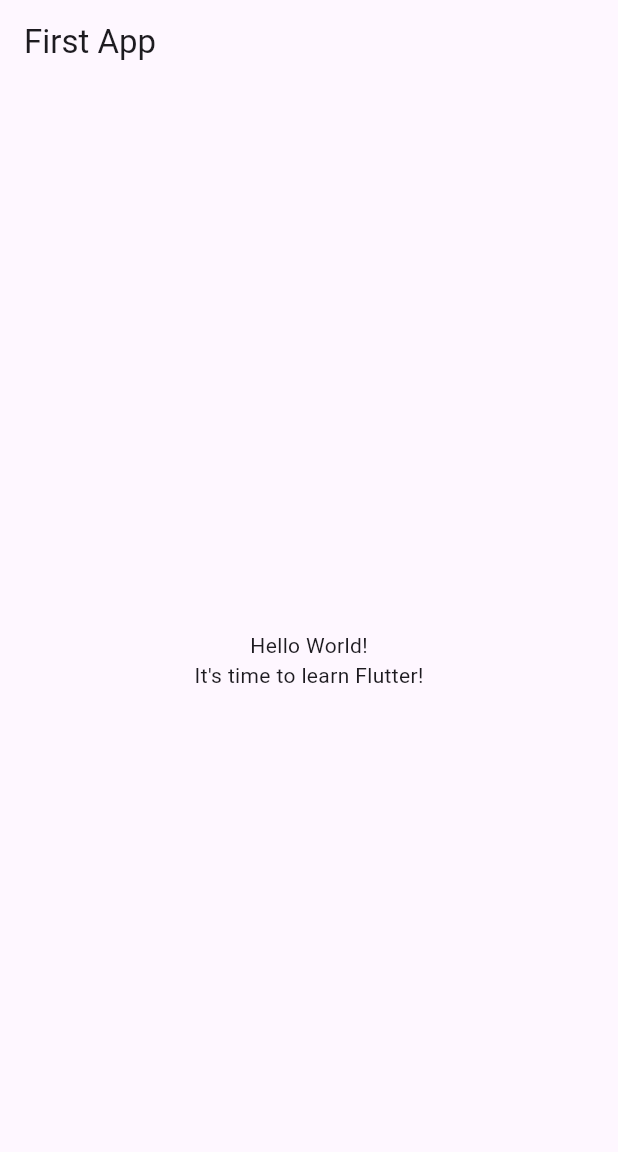
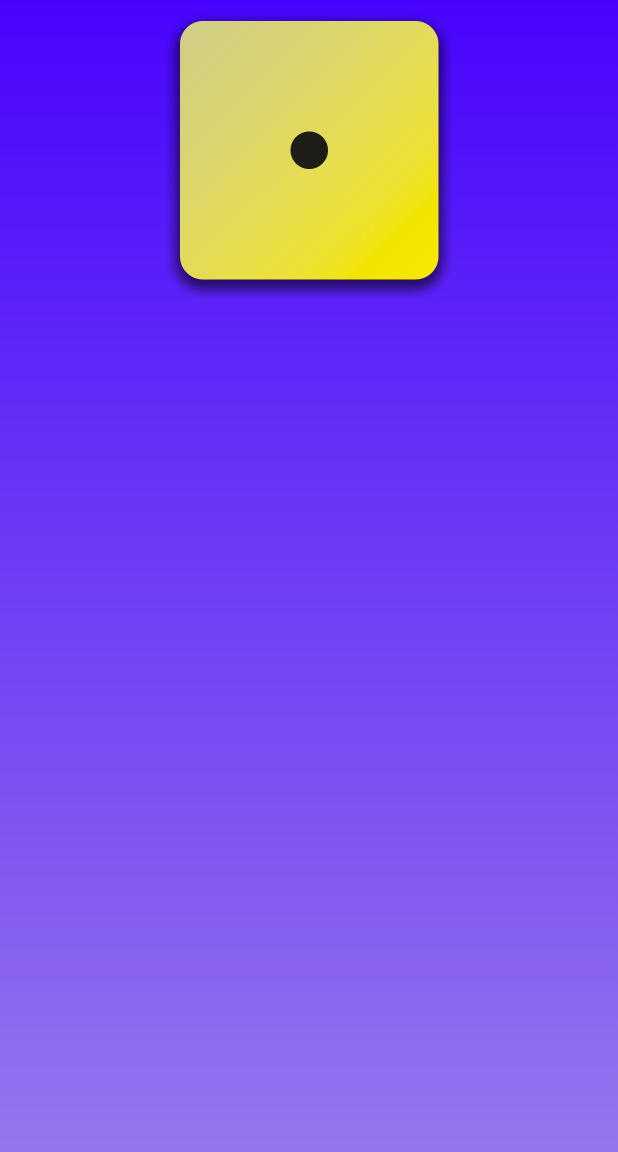
Before and after one commit to NickLou26/dice_app, a Flutter app: the screen it shows after launch, on a phone screen of 412 x 824 dp. Shown: the top 1152 px of the screen. Run offline on Flutter 3.47's test engine with Material 3 defaults, Android fonts, the phone set to English and light mode, and no system bars.

Commit message:
gradient container, dice roller, images

```diff
--- /dev/null
+++ b/lib/dice_roller.dart
@@ -0,0 +1,22 @@
+import 'package:flutter/material.dart';
+
+class DiceRoller extends StatefulWidget {
+  const DiceRoller({super.key});
+
+  @override
+  State<DiceRoller> createState() => _DiceRollerState();
+}
+
+class _DiceRollerState extends State<DiceRoller> {
+  @override
+  Widget build(BuildContext context) {
+    return Column(
+      children: [
+        Image.asset(
+          'assets/images/dice-1.png',
+          width: 200,
+        ),
+      ],
+    );
+  }
+}
--- /dev/null
+++ b/lib/gradient_container.dart
@@ -0,0 +1,32 @@
+import 'package:dice_app/dice_roller.dart';
+import 'package:flutter/material.dart';
+
+const Alignment startAlignment = Alignment.topCenter;
+const Alignment endAlignment = Alignment.bottomCenter;
+
+class GradientContainer extends StatelessWidget {
+  const GradientContainer(this.color1, this.color2, {super.key});
+
+  const GradientContainer.purple({super.key})
+      : color1 = Colors.deepPurple,
+        color2 = Colors.indigo;
+
+  final Color color1;
+  final Color color2;
+
+  @override
+  Widget build(BuildContext context) {
+    return Container(
+      decoration: BoxDecoration(
+        gradient: LinearGradient(
+          colors: [color1, color2],
+          begin: startAlignment,
+          end: endAlignment,
+        ),
+      ),
+      child: const Center(
+        child: DiceRoller(),
+      ),
+    );
+  }
+}
--- a/lib/main.dart
+++ b/lib/main.dart
@@ -1,4 +1,6 @@
 import 'package:flutter/material.dart';
+
+import 'gradient_container.dart';
 
 void main() {
   runApp(const MyApp());
@@ -9,27 +11,11 @@ class MyApp extends StatelessWidget {
 
   @override
   Widget build(BuildContext context) {
-    return MaterialApp(
-      title: 'Flutter Demo',
-      theme: ThemeData(
-        primarySwatch: Colors.blue,
-      ),
+    return const MaterialApp(
       home: Scaffold(
-        appBar: AppBar(
-          title: const Text('First App'),
-        ),
-        body: const Center(
-          child: Column(
-            mainAxisAlignment: MainAxisAlignment.center,
-            children: [
-              Text(
-                'Hello World!',
-              ),
-              Text(
-                'It\'s time to learn Flutter!',
-              ),
-            ],
-          ),
+        body: GradientContainer(
+          Color.fromARGB(255, 71, 4, 253),
+          Color.fromARGB(255, 155, 126, 236),
         ),
       ),
     );
```
Also changed, not shown: pubspec.yaml (+2 -5 lines), assets/images/dice-1.png (added), assets/images/dice-2.png (added), assets/images/dice-3.png (added), assets/images/dice-4.png (added), assets/images/dice-5.png (added), assets/images/dice-6.png (added), pubspec.lock.
